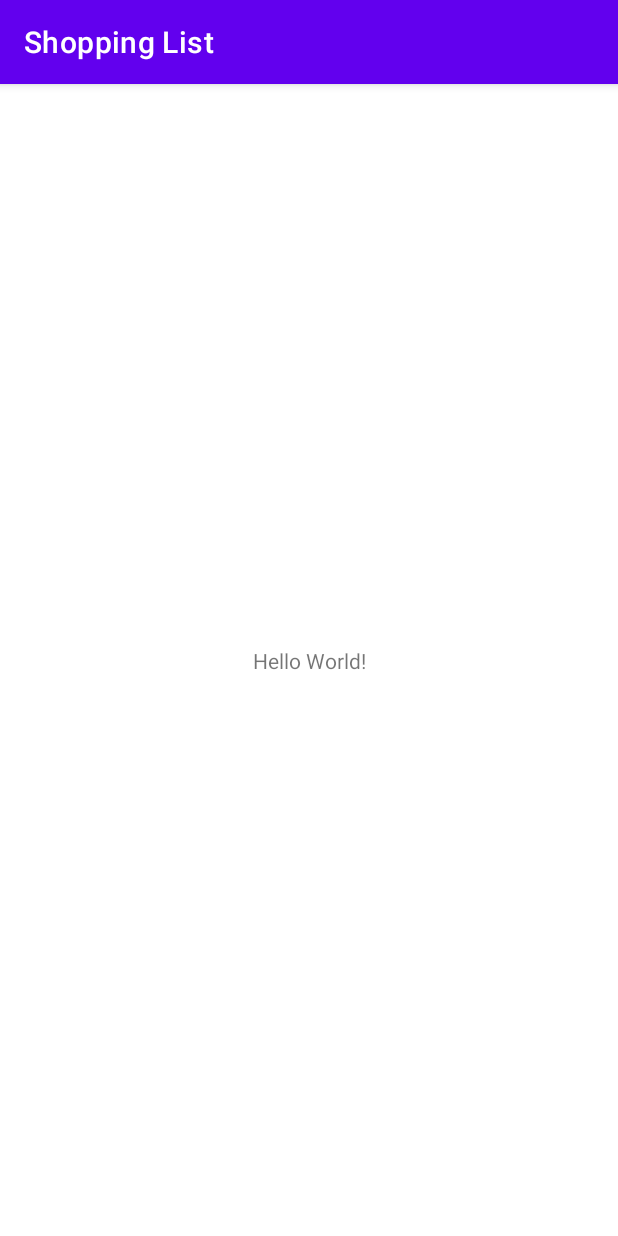
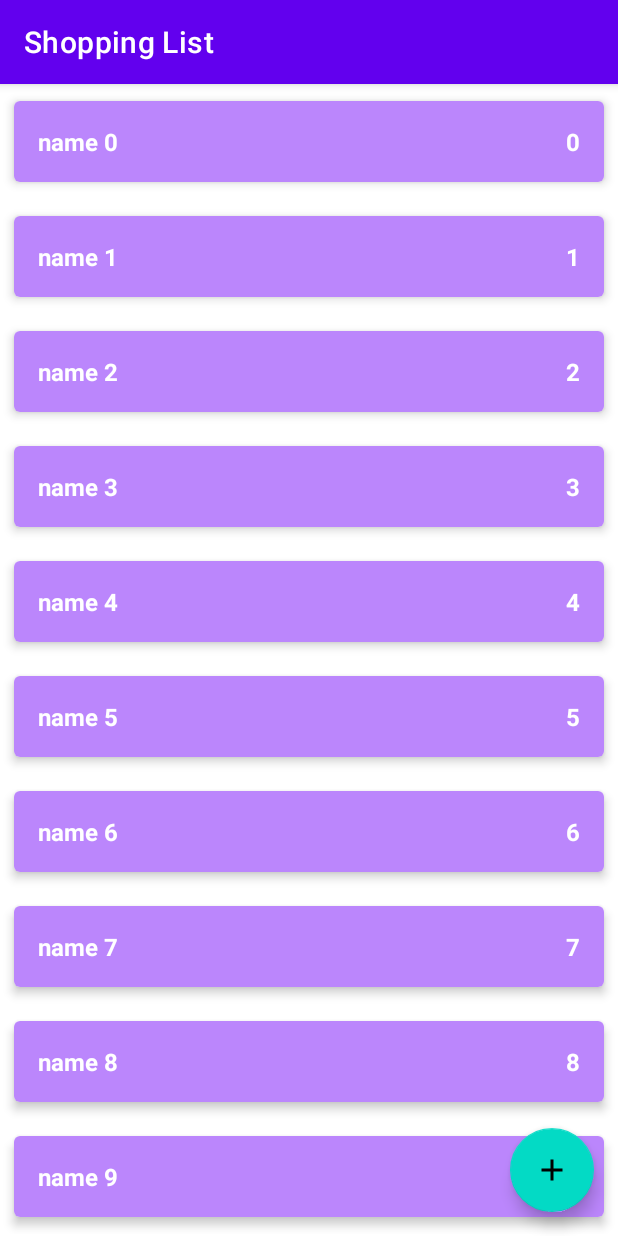
Before and after one commit to echolocation19/shopping-list, an Android app: the screen it shows after launch (MainActivity), on a phone screen of 412 x 824 dp. Run offline under Robolectric (Android 15) with nearby library versions, the phone set to English and light mode, and no system bars.

Commit message:
added rv as LinearLayout in ScrollView

```diff
--- a/app/src/main/java/com/example/shoppinglist/data/ShopListRepositoryImpl.kt
+++ b/app/src/main/java/com/example/shoppinglist/data/ShopListRepositoryImpl.kt
@@ -8,7 +8,7 @@ import java.lang.RuntimeException
 
 object ShopListRepositoryImpl : ShopListRepository {
 
-    private var shopList = mutableListOf<ShopItem>()
+    private var shopList = sortedSetOf<ShopItem>({ p1, p2 -> p1.id.compareTo(p2.id) })
 
     private val shopListLiveData = MutableLiveData<List<ShopItem>>()
 
--- a/app/src/main/java/com/example/shoppinglist/presentation/MainActivity.kt
+++ b/app/src/main/java/com/example/shoppinglist/presentation/MainActivity.kt
@@ -3,18 +3,46 @@ package com.example.shoppinglist.presentation
 import androidx.appcompat.app.AppCompatActivity
 import android.os.Bundle
 import android.util.Log
+import android.view.LayoutInflater
+import android.widget.LinearLayout
+import android.widget.TextView
 import androidx.activity.viewModels
 import com.example.shoppinglist.R
+import com.example.shoppinglist.domain.ShopItem
 
 class MainActivity : AppCompatActivity() {
 
     private val viewModel: MainViewModel by viewModels()
 
+
+    private lateinit var llLinearLayout: LinearLayout
+
     override fun onCreate(savedInstanceState: Bundle?) {
         super.onCreate(savedInstanceState)
         setContentView(R.layout.activity_main)
+        llLinearLayout = findViewById(R.id.llItems)
         viewModel.shopList.observe(this, {
-            Log.d("MainActivity", it.toString())
+            showList(it)
         })
     }
+
+    private fun showList(list: List<ShopItem>) {
+        llLinearLayout.removeAllViews()
+        for (item in list) {
+            val layoutId = if (item.enabled)
+                R.layout.item_shop_enabled
+            else
+                R.layout.item_shop_disabled
+            val view = LayoutInflater.from(this).inflate(layoutId, llLinearLayout, false)
+            val tvName = view.findViewById<TextView>(R.id.tvName)
+            tvName.text = item.name
+            val tvCount =  view.findViewById<TextView>(R.id.tvCount)
+            tvCount.text = item.count.toString()
+            view.setOnLongClickListener {
+                viewModel.changeEnableState(item)
+                true
+            }
+            llLinearLayout.addView(view)
+        }
+    }
 }
--- a/app/src/main/java/com/example/shoppinglist/presentation/MainViewModel.kt
+++ b/app/src/main/java/com/example/shoppinglist/presentation/MainViewModel.kt
@@ -1,6 +1,5 @@
 package com.example.shoppinglist.presentation
 
-import androidx.lifecycle.MutableLiveData
 import androidx.lifecycle.ViewModel
 import com.example.shoppinglist.data.ShopListRepositoryImpl
 import com.example.shoppinglist.domain.DeleteShopItemUseCase
@@ -17,7 +16,7 @@ class MainViewModel : ViewModel() {
 
     val shopList = getShopListUseCase.getShopList()
 
-    fun deleteShopList(shopItem: ShopItem) {
+    fun deleteShopItem(shopItem: ShopItem) {
         deleteShopListUseCase.deleteShopItem(shopItem)
     }
 
--- /dev/null
+++ b/app/src/main/res/drawable/ic_add.xml
@@ -0,0 +1,10 @@
+<vector xmlns:android="http://schemas.android.com/apk/res/android"
+    android:width="24dp"
+    android:height="24dp"
+    android:viewportWidth="24"
+    android:viewportHeight="24"
+    android:tint="?attr/colorControlNormal">
+  <path
+      android:fillColor="@android:color/white"
+      android:pathData="M19,13h-6v6h-2v-6H5v-2h6V5h2v6h6v2z"/>
+</vector>
--- a/app/src/main/res/layout/activity_main.xml
+++ b/app/src/main/res/layout/activity_main.xml
@@ -6,13 +6,45 @@
     android:layout_height="match_parent"
     tools:context=".presentation.MainActivity">
 
-    <TextView
+    <ScrollView
+        android:layout_width="match_parent"
+        android:layout_height="match_parent"
+        >
+
+        <LinearLayout
+            android:id="@+id/llItems"
+            android:layout_width="match_parent"
+            android:layout_height="wrap_content"
+            android:orientation="vertical" />
+
+
+    </ScrollView>
+
+    <androidx.recyclerview.widget.RecyclerView
+        android:id="@+id/rvShopList"
+        android:layout_width="0dp"
+        android:layout_height="0dp"
+        android:visibility="gone"
+        app:layoutManager="androidx.recyclerview.widget.LinearLayoutManager"
+        app:layout_constraintTop_toTopOf="parent"
+        app:layout_constraintBottom_toBottomOf="parent"
+        app:layout_constraintStart_toStartOf="parent"
+        app:layout_constraintEnd_toEndOf="parent"
+        tools:listitem="@layout/item_shop_enabled"
+        />
+
+    <com.google.android.material.floatingactionbutton.FloatingActionButton
+        android:id="@+id/fabAddShopItem"
         android:layout_width="wrap_content"
         android:layout_height="wrap_content"
-        android:text="Hello World!"
+        android:clickable="true"
+        android:layout_marginBottom="16dp"
+        android:layout_marginEnd="16dp"
+        android:contentDescription="Add new shop item"
+        android:focusable="true"
         app:layout_constraintBottom_toBottomOf="parent"
-        app:layout_constraintLeft_toLeftOf="parent"
-        app:layout_constraintRight_toRightOf="parent"
-        app:layout_constraintTop_toTopOf="parent" />
+        app:layout_constraintEnd_toEndOf="parent"
+        app:srcCompat="@drawable/ic_add"
+        />
 
 </androidx.constraintlayout.widget.ConstraintLayout>
--- /dev/null
+++ b/app/src/main/res/layout/item_shop_disabled.xml
@@ -0,0 +1,43 @@
+<?xml version="1.0" encoding="utf-8"?>
+<androidx.cardview.widget.CardView xmlns:android="http://schemas.android.com/apk/res/android"
+    android:layout_width="match_parent"
+    android:layout_height="wrap_content"
+    xmlns:app="http://schemas.android.com/apk/res-auto"
+    xmlns:tools="http://schemas.android.com/tools"
+    android:layout_margin="4dp"
+    app:cardCornerRadius="4dp"
+    app:cardElevation="1dp"
+    app:cardUseCompatPadding="true">
+
+    <LinearLayout
+        android:layout_width="match_parent"
+        android:layout_height="wrap_content"
+        android:orientation="horizontal"
+        android:padding="16dp"
+        android:background="#33BB86FC"
+        >
+
+        <TextView
+            android:id="@+id/tvName"
+            android:layout_width="0dp"
+            android:layout_weight="1"
+            android:layout_height="wrap_content"
+            android:textColor="@color/white"
+            android:textSize="16sp"
+            android:textStyle="bold"
+            tools:text="Paper"
+            />
+
+        <TextView
+            android:id="@+id/tvCount"
+            android:layout_width="wrap_content"
+            android:layout_height="wrap_content"
+            android:textColor="@color/white"
+            android:textSize="16sp"
+            android:textStyle="bold"
+            tools:text="1"
+            />
+
+    </LinearLayout>
+
+</androidx.cardview.widget.CardView>
--- /dev/null
+++ b/app/src/main/res/layout/item_shop_enabled.xml
@@ -0,0 +1,46 @@
+<?xml version="1.0" encoding="utf-8"?>
+<androidx.cardview.widget.CardView xmlns:android="http://schemas.android.com/apk/res/android"
+    android:layout_width="match_parent"
+    android:layout_height="wrap_content"
+    xmlns:app="http://schemas.android.com/apk/res-auto"
+    xmlns:tools="http://schemas.android.com/tools"
+    android:layout_margin="4dp"
+    app:cardCornerRadius="4dp"
+    app:cardElevation="4dp"
+    app:cardUseCompatPadding="true">
+
+    <LinearLayout
+        android:layout_width="match_parent"
+        android:layout_height="wrap_content"
+        android:orientation="horizontal"
+        android:padding="16dp"
+        android:background="@color/purple_200"
+        >
+
+        <TextView
+            android:id="@+id/tvName"
+            android:layout_width="0dp"
+            android:layout_weight="1"
+            android:layout_height="wrap_content"
+            android:textColor="@color/white"
+            android:textSize="16sp"
+            android:textStyle="bold"
+            tools:text="Paper"
+            />
+
+        <TextView
+            android:id="@+id/tvCount"
+            android:layout_width="wrap_content"
+            android:layout_height="wrap_content"
+            android:textColor="@color/white"
+            android:textSize="16sp"
+            android:textStyle="bold"
+            tools:text="1"
+            />
+
+
+    </LinearLayout>
+
+
+
+</androidx.cardview.widget.CardView>
```
